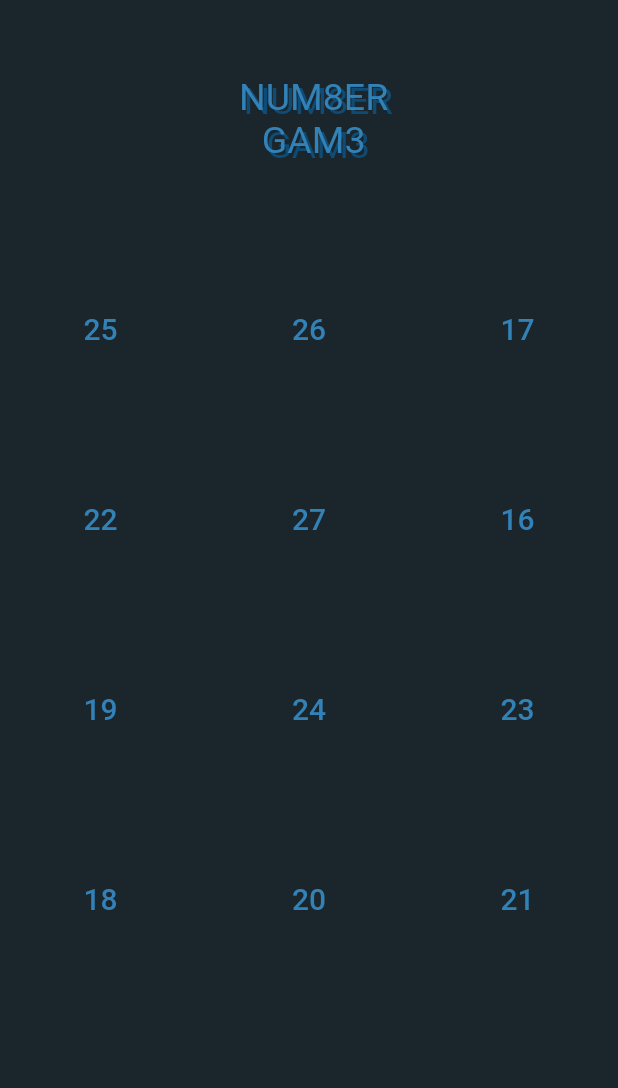
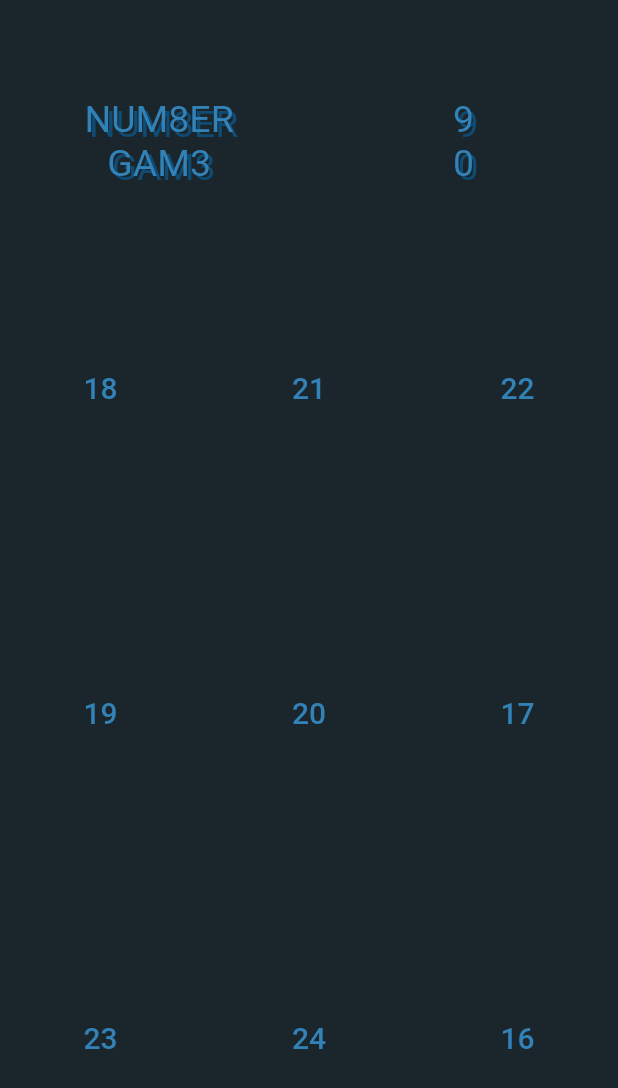
Before and after one commit to Shahryar-Pirooz/Num8erGam3, a Flutter app: the screen it shows after launch, after a tap on "Countink", on a phone screen of 412 x 824 dp. Shown: the top 1088 px of the screen. Run offline on Flutter 3.47's test engine with Material 2 defaults, Android fonts, the phone set to English and light mode, and no system bars; our stand-ins replace google_fonts, responsive_builder.

Commit message:
The CountinkPage.dart is complete for Desktop and Tablet.

```diff
--- a/lib/pages/CountinkPage.dart
+++ b/lib/pages/CountinkPage.dart
@@ -1,7 +1,8 @@
+import 'dart:async';
 import 'dart:math';
-
 import 'package:flutter/cupertino.dart';
 import 'package:flutter/material.dart';
+import 'package:flutter/rendering.dart';
 import 'package:numbergame/src/colors.dart';
 import 'package:numbergame/src/widgets.dart';
 import 'package:responsive_builder/responsive_builder.dart';
@@ -15,9 +16,12 @@ class _CountinkPageState extends State<CountinkPage> {
  final Random random = new Random();
  final List positionsList = [];
  List<Widget> widgetsList;
- List<Map<int,bool>> numberList = new List(12);
+ List<Map<int,bool>> numberList = new List(9);
   int firstNumber;
   int otherNumber;
+  int score;
+  int _start = 10;
+  Timer _timer;
 
  @override
   void initState() {
@@ -30,26 +34,29 @@ class _CountinkPageState extends State<CountinkPage> {
    firstNumber = random.nextInt(99);
    otherNumber = firstNumber;
    makeRandomNumberList();
+   score = 0;
+   startTimer();
   }
 
   @override
   Widget build(BuildContext context) {
    widgetsList = [];
+   final double width = MediaQuery. of(context). size. width;
+   final double height = MediaQuery. of(context). size. height;
+
     return ResponsiveBuilder(
       builder: (context, sizingInformation) {
         if (sizingInformation.deviceScreenType == DeviceScreenType.mobile)
-          return mobile(context);
+          return mobile(context , width, height);
         else if (sizingInformation.deviceScreenType == DeviceScreenType.desktop)
-          return desktop(context);
+          return desktop(context , width , height);
         else
-          return Container(
-            color: Colors.green,
-          );
+          return desktop(context , width , height);
       },
     );
   }
 
-  Widget mobile(BuildContext context) {
+  Widget mobile(BuildContext context , double width , double height) {
 
     return Scaffold(
       body: SafeArea(
@@ -58,13 +65,32 @@ class _CountinkPageState extends State<CountinkPage> {
             Flexible(
               flex: 1,
               child: Container(
-                  margin: EdgeInsets.all(50),
+                margin: EdgeInsets.only(top: 65 , bottom: 30),
+                child: Row(
+                  mainAxisAlignment: MainAxisAlignment.center,
+                  children: [
+                    Expanded(
                       child: Hero(
                         child: headerText(" NUM8ER \n GAM3 ", size: 25),
                         tag: "numberGame",
-                  )),
                       ),
-            Flexible(
+                    ),
+                    Expanded(
+                      child: Column(
+                        crossAxisAlignment: CrossAxisAlignment.center,
+                        mainAxisAlignment: MainAxisAlignment.center,
+                        mainAxisSize: MainAxisSize.min,
+                        children: [
+                          headerText(_start.toString(),size: 25),
+                          headerText(score.toString(),size: 25)
+                        ],
+                      ),
+                    )
+                  ],
+                ),
+              ),
+            ),
+            Expanded(
               flex: 3,
               child: Builder(
                 builder: (context){
@@ -72,6 +98,7 @@ class _CountinkPageState extends State<CountinkPage> {
                     var number = map.keys.toList()[0];
                     var isCorrect = map.values.toList()[0];
 
+                    if(widgetsList.length < 9){
                       if (number == firstNumber) {
                         widgetsList.add(
                           gameButton(
@@ -83,6 +110,7 @@ class _CountinkPageState extends State<CountinkPage> {
                               setState(() {
                                 map[firstNumber] = true;
                                 firstNumber++;
+                                score++;
                               });
                             },
                           ),
@@ -93,17 +121,23 @@ class _CountinkPageState extends State<CountinkPage> {
                           splashColor: MyColors.red,
                           color: MyColors.blue,
                           isPressed: isCorrect,
-                        onPress: () {},
+                          onPress: () {
+                            setState(()=> score--);
+                          },
                         ));
                       }
                     }
 
+                  }
+                  final double itemHeight =height/3.8;
+                  final double itemWidth = width / 3;
                   return GridView.count(
-                    childAspectRatio: 1.1,
+                    shrinkWrap: false,
+                    childAspectRatio: (itemWidth / itemHeight),
                     mainAxisSpacing: 5,
                     crossAxisSpacing: 5,
                     crossAxisCount: 3,
-                    children: List.of(widgetsList), //todo : باید یک لیست از ویجت ها درست کنم ( مثل صفحه تست) که بصورت خودکار ساخته و دسته بنید بشن این عمل باید به وسیله مپ انجام بگیره
+                    children: List.of(widgetsList),
                   );
                 },
               )
@@ -114,28 +148,99 @@ class _CountinkPageState extends State<CountinkPage> {
     );
   }
 
-  Widget desktop(BuildContext context) {
+  Widget desktop(BuildContext context , double width , double height) {
     return Scaffold(
       body: SafeArea(
+        child: Row(
+          children: [
+           Spacer(flex: 1,),
+            Flexible(
+              flex: 2,
               child: Column(
                 children: [
                   Flexible(
                     flex: 1,
                     child: Container(
-                  width: double.infinity,
-                  height: double.infinity,
-                  margin: EdgeInsets.all(10),
+                      margin: EdgeInsets.only(top: 65 , bottom: 30),
+                      child: Row(
+                        mainAxisAlignment: MainAxisAlignment.center,
+                        children: [
+                          Expanded(
                             child: Hero(
                               child: headerText(" NUM8ER \n GAM3 ", size: 25),
                               tag: "numberGame",
-                  )),
                             ),
-            Flexible(
-              flex: 5,
-              child: Container(
-                color: MyColors.red,
+                          ),
+                          Expanded(
+                            child: Column(
+                              crossAxisAlignment: CrossAxisAlignment.center,
+                              mainAxisAlignment: MainAxisAlignment.center,
+                              mainAxisSize: MainAxisSize.min,
+                              children: [
+                                headerText(_start.toString(),size: 25),
+                                headerText(score.toString(),size: 25)
+                              ],
                             ),
                           )
+                        ],
+                      ),
+                    ),
+                  ),
+                  Expanded(
+                      flex: 3,
+                      child: Builder(
+                        builder: (context){
+                          for (var map in numberList) {
+                            var number = map.keys.toList()[0];
+                            var isCorrect = map.values.toList()[0];
+
+                           if(widgetsList.length < 9){
+                             if (number == firstNumber) {
+                               widgetsList.add(
+                                 gameButton(
+                                   text: number.toString(),
+                                   color: MyColors.blue,
+                                   splashColor: MyColors.blue,
+                                   isPressed: isCorrect,
+                                   onPress: () {
+                                     setState(() {
+                                       map[firstNumber] = true;
+                                       firstNumber++;
+                                       score++;
+                                     });
+                                   },
+                                 ),
+                               );
+                             } else {
+                               widgetsList.add(gameButton(
+                                 text: number.toString(),
+                                 splashColor: MyColors.red,
+                                 color: MyColors.blue,
+                                 isPressed: isCorrect,
+                                 onPress: () {
+                                   setState(()=> score--);
+                                 },
+                               ));
+                             }
+                           }
+                          }
+                         final double itemHeight = height/3;
+                         final double itemWidth = width/4.6;
+                          return GridView.count(
+                            shrinkWrap: false,
+                            childAspectRatio: (itemWidth / itemHeight),
+                            mainAxisSpacing: 5,
+                            crossAxisSpacing: 5,
+                            crossAxisCount: 3,
+                            children: List.of(widgetsList),
+                          );
+                        },
+                      )
+                  )
+                ],
+              ),
+            ),
+            Spacer(flex: 1,)
           ],
         ),
       ),
@@ -144,8 +249,8 @@ class _CountinkPageState extends State<CountinkPage> {
 
   void makeRandomNumberList() {
       // for create random positions list
-      while (positionsList.length <= 11) {
-        int position = random.nextInt(12);
+      while (positionsList.length <= 8) {
+        int position = random.nextInt(9);
         if (!positionsList.contains(position)) {
           positionsList.add(position);
         }
@@ -156,6 +261,26 @@ class _CountinkPageState extends State<CountinkPage> {
         otherNumber++;
       }
   }
+ void startTimer() {
+   const oneSec = const Duration(seconds: 1);
+   _timer = new Timer.periodic(
+     oneSec,
+         (Timer timer) => setState(
+           () {
+         if (_start < 1) {
+           timer.cancel();
+         } else {
+           _start = _start - 1;
+         }
+       },
+     ),
+   );
+ }
 
-  void makeWidgetList(List numbers){ }
+ @override
+ void dispose() {
+   _timer.cancel();
+   super.dispose();
  }
+
+}
--- a/lib/src/widgets.dart
+++ b/lib/src/widgets.dart
@@ -46,9 +46,14 @@ Widget gameButton(
     bool isPressed = false}) {
   Color btnColor = isPressed ? color : Colors.transparent;
 
-  return FlatButton(
+  return Container(
+    margin: EdgeInsets.all(16),
+    decoration: BoxDecoration(
+      borderRadius: BorderRadius.all(Radius.circular(10)),
+      color: btnColor,
+    ),
+    child: FlatButton(
       onPressed: onPress,
-    color: btnColor,
       splashColor: splashColor,
       child: Container(
         margin: EdgeInsets.all(10),
@@ -57,5 +62,6 @@ Widget gameButton(
           style: GoogleFonts.luckiestGuy(color: MyColors.blue, fontSize: 20),
         ),
       ),
+    ),
   );
 }
```
Lines whose indentation alone changed are shown as unchanged.
